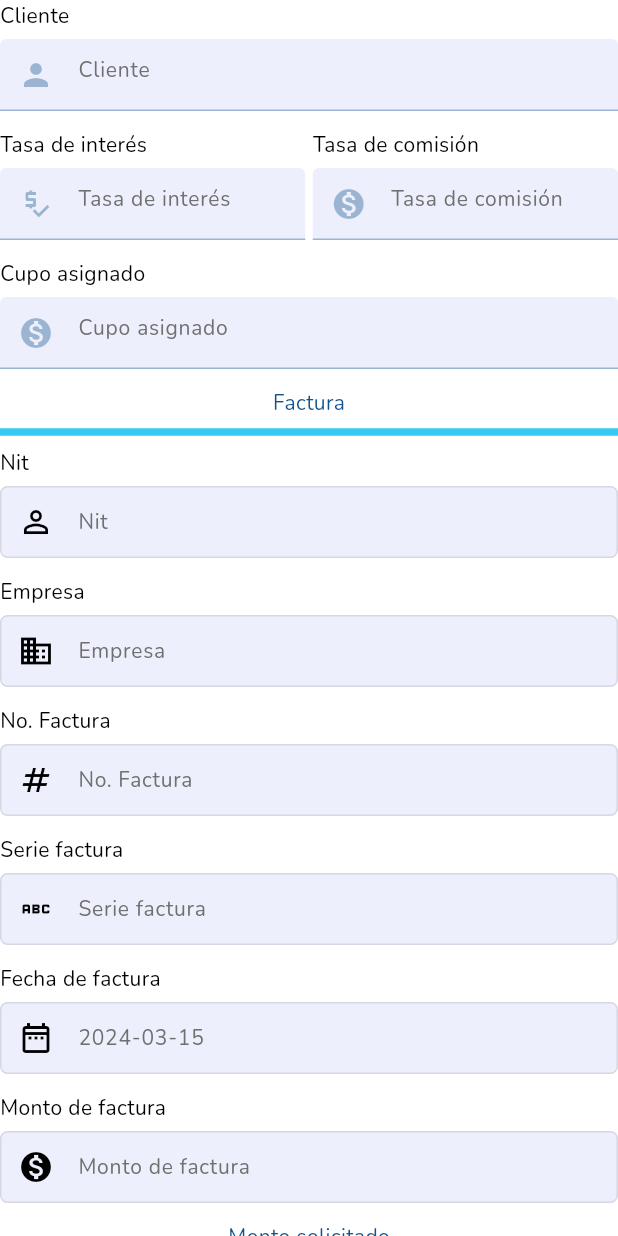
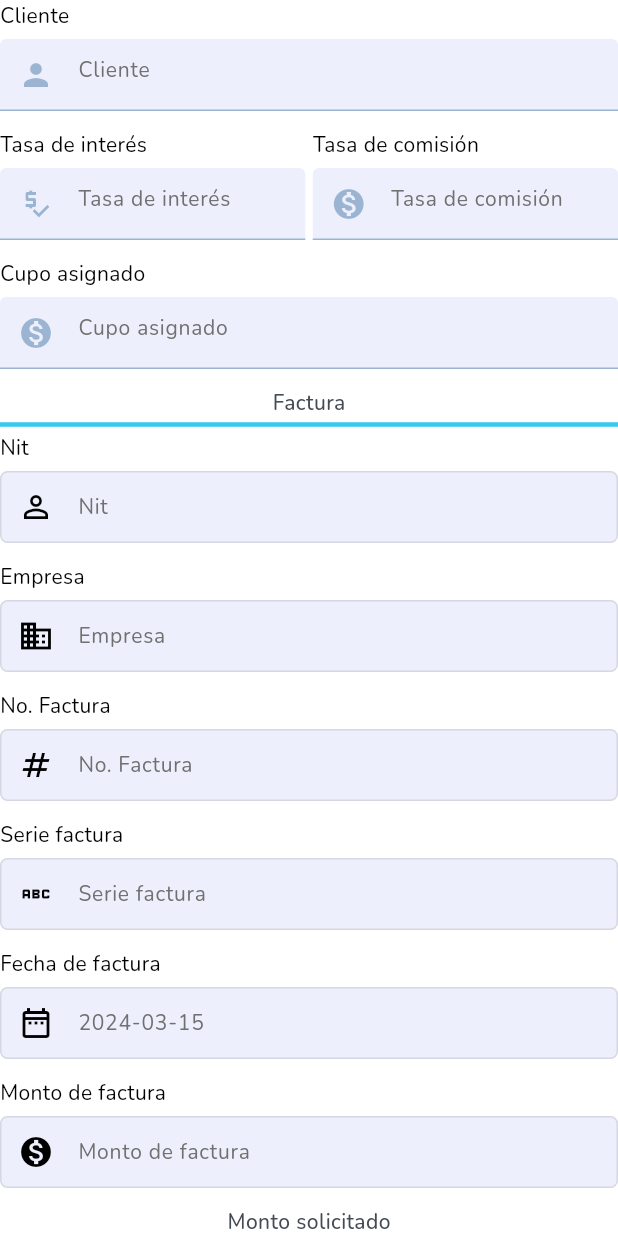
Before and after one commit to ichelescoga/factoring-app, a Flutter app: the FormCreditApplication widget shown alone on an empty page, opened directly with empty values, on a phone screen of 412 x 824 dp. Run offline on Flutter 3.47's test engine with Material 3 defaults, Android fonts, the phone set to English and light mode, and no system bars; drawn by our look-alikes of flutter_easyloading; our stand-ins replace easy_stepper, file_picker, flutter_dotenv, flutter_image_compress, flutter_riverpod, flutter_speed_dial and 9 more.

Commit message:
use custom horizontal divider

```diff
--- a/lib/views/credit_application_form/forms/form_credit_application.dart
+++ b/lib/views/credit_application_form/forms/form_credit_application.dart
@@ -1,8 +1,11 @@
-import 'package:developer_company/shared/utils/responsive.dart';
+// ignore_for_file: must_be_immutable
+import 'package:developer_company/widgets/custom_horizontal_divider.dart';
+import 'package:flutter/widgets.dart';
+import 'package:flutter/material.dart';
 import 'package:flutter/cupertino.dart';
-import 'package:flutter/material.dart';
 import 'package:flutter/foundation.dart';
 import 'package:developer_company/widgets/date_picker.dart';
+import 'package:developer_company/shared/utils/responsive.dart';
 import 'package:developer_company/shared/resources/colors.dart';
 import 'package:developer_company/shared/resources/strings.dart';
 import 'package:developer_company/widgets/custom_input_widget.dart';
@@ -14,13 +17,13 @@ import 'package:developer_company/shared/services/quetzales_currency.dart';
 import 'package:developer_company/shared/validations/grater_than_number_validator.dart';
 import 'package:developer_company/shared/validations/lower_than_number_validator%20copy.dart';
 import 'package:developer_company/views/credit_application_form/controller/credit_application_form_controller.dart';
-import 'package:flutter/widgets.dart';
 
 class FormCreditApplication extends StatelessWidget {
   FormCreditApplication({
     Key? key,
     required CreditApplicationFormController ctrl,
     required this.doAction,
+    this.readOnly = false,
   })  : _ctrl = ctrl,
         super(key: key);
 
@@ -28,6 +31,7 @@ class FormCreditApplication extends StatelessWidget {
 
   final CreditApplicationFormController _ctrl;
   final VoidCallback doAction;
+  final bool readOnly;
   int actualYear = DateTime.now().year;
 
   String? validateNumber(String? value) {
@@ -100,12 +104,8 @@ class FormCreditApplication extends StatelessWidget {
             enabled: false,
             validator: (value) => notEmptyFieldValidator(value),
             prefixIcon: Icons.monetization_on),
-        Text("Factura"),
-        Divider(
-          height: 20,
-          thickness: 5,
-          endIndent: 0,
-          color: AppColors.secondaryMainColor,
+        CustomHorizontalDivider(
+          label: "Factura",
         ),
         CustomInputWidget(
             controller: _ctrl.billNit,
@@ -155,13 +155,7 @@ class FormCreditApplication extends StatelessWidget {
           },
           validator: _ctrl.validateBillAmount,
         ),
-        Text("Monto solicitado"),
-        Divider(
-          height: 20,
-          thickness: 5,
-          endIndent: 0,
-          color: AppColors.secondaryMainColor,
-        ),
+        CustomHorizontalDivider(label: "Monto solicitado"),
         CustomDatePicker(
           controller: _ctrl.disbursementDate,
           label: "Fecha de desembolso",
@@ -220,13 +214,7 @@ class FormCreditApplication extends StatelessWidget {
           validator: _ctrl.validateApplicationPercent,
           readOnly: true,
         ),
-        Text("Detalle de desembolso"),
-        Divider(
-          height: 20,
-          thickness: 5,
-          endIndent: 0,
-          color: AppColors.secondaryMainColor,
-        ),
+        CustomHorizontalDivider(label: "Detalle de desembolso"),
         CustomInputWidget(
             controller: _ctrl.commission,
             label: "Comisión",
```
